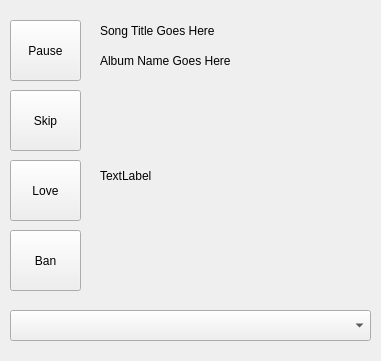
First picture: the form in qAndora.ui, repository JeffHoogland/qAndora, before the edit.
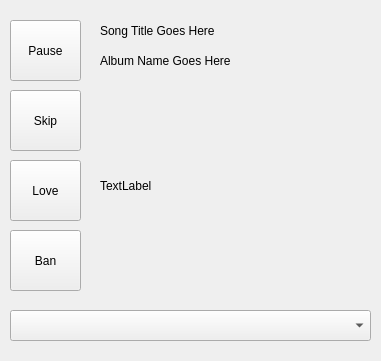
Second picture: the form after the edit.

```diff
--- a/qAndora.ui
+++ b/qAndora.ui
@@ -114,8 +114,8 @@
     <rect>
      <x>100</x>
      <y>80</y>
-     <width>241</width>
-     <height>191</height>
+     <width>261</width>
+     <height>211</height>
     </rect>
    </property>
    <property name="minimumSize">
```
